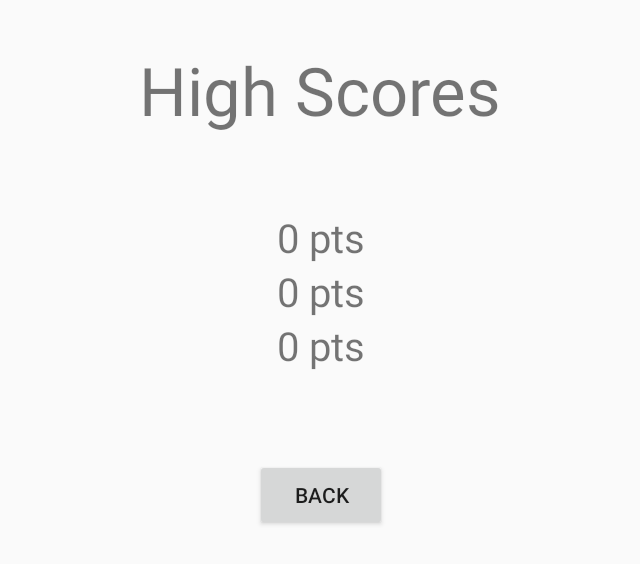
After one commit to JoeyGallahan/RunAndGun, an Android app: the HighscoresActivity screen opened directly, with no data from a screen before it, on a phone screen of 824 x 412 dp (held sideways). The commit adds this screen. Shown: the top 564 px of the screen, without its empty margins (297-937 px from the left). Run offline under Robolectric (Android 15) with nearby library versions, the phone set to English and light mode, and no system bars.

Commit message:
working on high scores and menu stuff

```diff
--- a/app/src/main/java/com/example/josephgallahan/runandgun/Enemy.java
+++ b/app/src/main/java/com/example/josephgallahan/runandgun/Enemy.java
@@ -19,13 +19,15 @@ public class Enemy
 
     //Movement
     Vector2d mLocation;
-    final float mSpeed = 20.0f;
+    final float mSpeed;
 
     public Enemy(Context context)
     {
         mImage = BitmapFactory.decodeResource(context.getResources(), R.drawable.enemy);
         mLocation = new Vector2d(World.getInstance().getWidth(), World.getInstance().getGround().getY() - mImage.getHeight());
         mBoundingBox = new BoundingBox(context, mImage.getWidth(), mImage.getHeight(), mLocation);
+
+       mSpeed = World.getInstance().getSpeed() + 10.0f;
     }
 
     //Accessors
@@ -50,7 +52,7 @@ public class Enemy
     //Gameplay
     public void update()
     {
-        mLocation.sub(mSpeed, 0.0f);
+        mLocation.add(mSpeed, 0.0f);
         mBoundingBox.updateBox(mLocation);
     }
 
--- /dev/null
+++ b/app/src/main/java/com/example/josephgallahan/runandgun/HighscoresActivity.java
@@ -0,0 +1,103 @@
+package com.example.josephgallahan.runandgun;
+
+import android.content.Context;
+import android.content.Intent;
+import android.os.Bundle;
+import android.support.v7.app.AppCompatActivity;
+import android.util.Log;
+import android.view.View;
+import android.widget.Button;
+import android.widget.TextView;
+
+import java.io.BufferedReader;
+import java.io.FileNotFoundException;
+import java.io.IOException;
+import java.io.InputStream;
+import java.io.InputStreamReader;
+import java.util.ArrayList;
+
+/**
+ * Created by Joey on 4/24/2017.
+ */
+
+public class HighscoresActivity extends AppCompatActivity
+{
+    private Button mBackButton;
+    private TextView mFirstPlace, mSecondPlace, mThirdPlace;
+
+    private String mFileName = "highscores.txt";
+    private String mAllScores = "";
+
+    private ArrayList<Integer> mScores;
+
+    @Override
+    protected void onCreate(Bundle savedInstanceState) {
+        super.onCreate(savedInstanceState);
+        setContentView(R.layout.activity_highscores);
+
+        mBackButton = (Button) findViewById(R.id.back_button);
+
+        mBackButton.setOnClickListener(new View.OnClickListener()
+        {
+            @Override
+            public void onClick(View v)
+            {
+                Intent i = MenuActivity.newIntent(HighscoresActivity.this);
+                startActivity(i);
+            }
+        });
+
+        mFirstPlace = (TextView) findViewById(R.id.first_place);
+        mSecondPlace = (TextView) findViewById(R.id.second_place);
+        mThirdPlace = (TextView) findViewById(R.id.third_place);
+
+        mScores = new ArrayList<>();
+
+        loadScores();
+    }
+
+    public static Intent newIntent(Context packageContext)
+    {
+        Intent i = new Intent(packageContext, HighscoresActivity.class);
+        return i;
+    }
+
+    private void loadScores()
+    {
+        String output = "";
+
+        /*
+         * File input taken from http://stackoverflow.com/questions/14376807/how-to-read-write-string-from-a-file-in-android
+         * Modified by Joey Gallahan on 04/24/17
+         */
+        try
+        {
+            InputStream inputStream = openFileInput(mFileName);
+
+            if (inputStream != null)
+            {
+                InputStreamReader inputStreamReader = new InputStreamReader(inputStream);
+                BufferedReader bufferedReader = new BufferedReader(inputStreamReader);
+                String receiveString = "";
+                StringBuilder stringBuilder = new StringBuilder();
+                while ( (receiveString = bufferedReader.readLine()) != null )
+                {
+                    stringBuilder.append(receiveString);
+                }
+
+                inputStream.close();
+                output = stringBuilder.toString();
+            }
+        }
+        catch (FileNotFoundException e)
+        {
+            Log.e("Exception", "File not found: " + e.toString());
+        }
+        catch (IOException e)
+        {
+            Log.e("Exception", "File read failed: " + e.toString());
+        }
+
+        mAllScores = output;
+    }
+}
--- /dev/null
+++ b/app/src/main/res/layout-land/activity_highscores.xml
@@ -0,0 +1,89 @@
+<?xml version="1.0" encoding="utf-8"?>
+<LinearLayout xmlns:android="http://schemas.android.com/apk/res/android"
+              android:orientation="vertical"
+              android:layout_width="match_parent"
+              android:layout_height="match_parent"
+                android:layout_gravity="center">
+
+    <TextView
+        android:layout_width="wrap_content"
+        android:layout_height="wrap_content"
+        android:layout_gravity="center_horizontal"
+        android:text="High Scores"
+        android:textSize="20pt"
+        android:layout_marginTop="30dp"/>
+
+    <LinearLayout
+        android:layout_width="wrap_content"
+        android:layout_height="wrap_content"
+        android:orientation="horizontal"
+        android:layout_gravity="center_horizontal"
+        android:layout_marginTop="50dp">
+
+        <TextView
+            android:id="@+id/first_place"
+            android:layout_width="wrap_content"
+            android:layout_height="wrap_content"
+            android:text="0"
+            android:textSize="12pt"/>
+
+        <TextView
+            android:layout_width="wrap_content"
+            android:layout_height="wrap_content"
+            android:text=" pts"
+            android:textSize="12pt"/>
+    </LinearLayout>
+
+    <LinearLayout
+        android:layout_width="wrap_content"
+        android:layout_height="wrap_content"
+        android:orientation="horizontal"
+        android:layout_gravity="center_horizontal">
+
+        <TextView
+            android:id="@+id/second_place"
+            android:layout_width="wrap_content"
+            android:layout_height="wrap_content"
+            android:text="0"
+            android:textSize="12pt"/>
+
+        <TextView
+            android:layout_width="wrap_content"
+            android:layout_height="wrap_content"
+            android:text=" pts"
+            android:textSize="12pt"/>
+    </LinearLayout>
+
+    <LinearLayout
+        android:layout_width="wrap_content"
+        android:layout_height="wrap_content"
+        android:orientation="horizontal"
+        android:layout_gravity="center_horizontal">
+
+        <TextView
+            android:id="@+id/third_place"
+            android:layout_width="wrap_content"
+            android:layout_height="wrap_content"
+            android:text="0"
+            android:textSize="12pt"/>
+
+        <TextView
+            android:layout_width="wrap_content"
+            android:layout_height="wrap_content"
+            android:text=" pts"
+            android:textSize="12pt"/>
+    </LinearLayout>
+
+    <LinearLayout
+        android:layout_width="match_parent"
+        android:layout_height="match_parent"
+        android:gravity="center">
+        <Button
+            android:layout_width="wrap_content"
+            android:layout_height="wrap_content"
+            android:text="back"
+            android:id="@+id/back_button"
+            android:layout_gravity="center"/>
+    </LinearLayout>
+
+</LinearLayout>
--- /dev/null
+++ b/app/src/main/res/layout/activity_highscores.xml
@@ -0,0 +1,7 @@
+<?xml version="1.0" encoding="utf-8"?>
+<LinearLayout xmlns:android="http://schemas.android.com/apk/res/android"
+              android:orientation="vertical"
+              android:layout_width="match_parent"
+              android:layout_height="match_parent">
+
+</LinearLayout>
```
Also changed, not shown: app/src/main/AndroidManifest.xml (+9 -0 lines), app/src/main/java/com/example/josephgallahan/runandgun/GameOverActivity.java (added, +169 -0 lines), app/src/main/java/com/example/josephgallahan/runandgun/MenuActivity.java (+10 -4 lines), app/src/main/java/com/example/josephgallahan/runandgun/Player.java (+73 -6 lines), app/src/main/java/com/example/josephgallahan/runandgun/World.java (+31 -3 lines), app/src/main/res/layout-land/activity_gameover.xml (added, +40 -0 lines), app/src/main/res/layout/activity_gameover.xml (added, +7 -0 lines), app/src/main/res/drawable/dead_player_sheet.png (added), app/src/main/res/drawable/player2.png (added), app/src/main/res/drawable/player_dead_1.png (added), app/src/main/res/drawable/player_dead_2.png (added), app/src/main/res/drawable/player_dead_3.png (added), app/src/main/res/drawable/player_dead_4.png (added).
